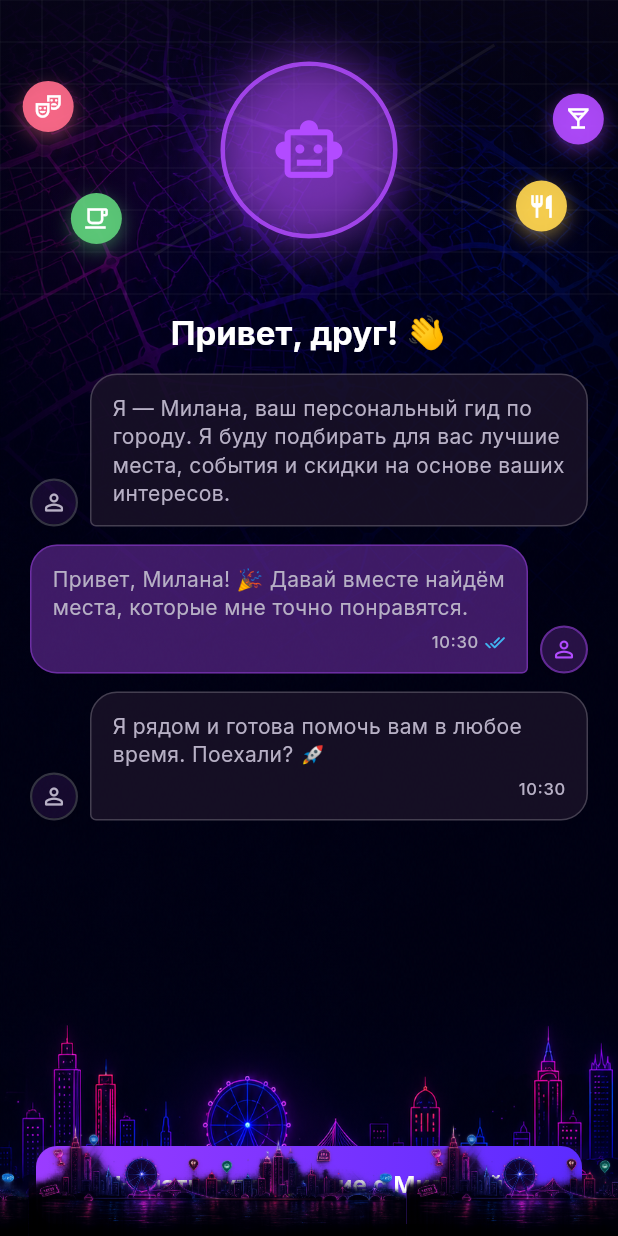
After one commit to itskovichanton/city-vibe, a Flutter app: the MilanaGreetingScreen screen opened by its route, on a phone screen of 412 x 824 dp. The commit adds this screen. Run offline on Flutter 3.47's test engine with Material 3 defaults, Android fonts, the phone set to English and light mode, and no system bars; our stand-ins replace cached_network_image, dio, flutter_riverpod, flutter_secure_storage, freezed_annotation, geolocator and 7 more; missing offline and left inert: audio_session, talker_dio_logger; accounts and stored records are empty; network calls fail; statements that could not run were skipped.

Commit message:
чат сделан (альфа)

```diff
--- /dev/null
+++ b/dart/flutter/lib/features/chat/chat.dart
@@ -0,0 +1,6 @@
+/// Публичный API фичи chat.
+library;
+
+export 'domain/chat_models.dart';
+export 'presentation/widgets/chat_bubble.dart';
+export 'presentation/widgets/chat_view.dart';
--- /dev/null
+++ b/dart/flutter/lib/features/chat/presentation/widgets/chat_view.dart
@@ -0,0 +1,71 @@
+import 'package:city_vibe/features/chat/domain/chat_models.dart';
+import 'package:city_vibe/features/chat/presentation/widgets/chat_bubble.dart';
+import 'package:flutter/material.dart';
+
+/// Лента сообщений чата с настройками отображения.
+///
+/// Сейчас — read-only список пузырей. Позже сюда добавим input, pagination,
+/// typing indicators и т.д., не меняя экраны-потребители.
+class ChatView extends StatelessWidget {
+  const ChatView({
+    super.key,
+    required this.messages,
+    required this.currentUserId,
+    required this.settings,
+    this.padding = const EdgeInsets.fromLTRB(20, 0, 20, 0),
+    this.controller,
+    this.loading = false,
+    this.loadingIndicator,
+    this.reverse = false,
+  });
+
+  final List<ChatMessage> messages;
+  final int currentUserId;
+  final ChatDisplaySettings settings;
+  final EdgeInsetsGeometry padding;
+  final ScrollController? controller;
+  final bool loading;
+  final Widget? loadingIndicator;
+  final bool reverse;
+
+  @override
+  Widget build(BuildContext context) {
+    return ListView.builder(
+      controller: controller,
+      reverse: reverse,
+      padding: padding,
+      itemCount: _itemCount,
+      itemBuilder: (context, index) {
+        if (_showsLoadingIndicator && index == 0) {
+          return loadingIndicator ?? _defaultLoadingIndicator();
+        }
+
+        final messageIndex = _showsLoadingIndicator ? index - 1 : index;
+        final message = messages[messageIndex];
+        return ChatBubble(
+          key: ValueKey('chat-message-${message.author.id}-$messageIndex'),
+          message: message,
+          currentUserId: currentUserId,
+          settings: settings,
+        );
+      },
+    );
+  }
+
+  int get _itemCount => messages.length + (_showsLoadingIndicator ? 1 : 0);
+
+  bool get _showsLoadingIndicator => loading;
+
+  Widget _defaultLoadingIndicator() {
+    return const Padding(
+      padding: EdgeInsets.only(bottom: 16),
+      child: Center(
+        child: SizedBox(
+          width: 24,
+          height: 24,
+          child: CircularProgressIndicator(strokeWidth: 2),
+        ),
+      ),
+    );
+  }
+}
--- a/dart/flutter/lib/features/onboarding/presentation/milana_greeting_screen.dart
+++ b/dart/flutter/lib/features/onboarding/presentation/milana_greeting_screen.dart
@@ -1,18 +1,16 @@
 import 'dart:async';
 
 import 'package:city_vibe/core/api/models/user_models.dart';
+import 'package:city_vibe/core/audio/ambient_music.dart';
 import 'package:city_vibe/core/milana/milana_account.dart';
-import 'package:city_vibe/core/audio/ambient_music.dart';
 import 'package:city_vibe/core/router/app_router.dart';
 import 'package:city_vibe/core/user/user_providers.dart';
 import 'package:city_vibe/features/auth/presentation/widgets/login_background.dart';
 import 'package:city_vibe/features/auth/presentation/widgets/scrolling_city_decor_bar.dart';
 import 'package:city_vibe/features/auth/presentation/widgets/gradient_button.dart';
-import 'package:city_vibe/features/chat/domain/chat_models.dart';
-import 'package:city_vibe/features/chat/presentation/widgets/chat_bubble.dart';
+import 'package:city_vibe/features/chat/chat.dart';
 import 'package:city_vibe/features/onboarding/onboarding_providers.dart';
 import 'package:city_vibe/features/onboarding/presentation/widgets/milana_hero_header.dart';
-import 'package:city_vibe/theme/app_colors.dart';
 import 'package:flutter/material.dart';
 import 'package:flutter_riverpod/flutter_riverpod.dart';
 import 'package:go_router/go_router.dart';
@@ -24,15 +22,25 @@ class MilanaGreetingScreen extends ConsumerWidget {
 
   static const _bottomReserve = 200.0;
 
+  static const _chatSettings = ChatDisplaySettings(
+    showAvatars: true,
+    showAuthorNames: false,
+    showCurrentUserAvatar: true,
+  );
+
   @override
   Widget build(BuildContext context, WidgetRef ref) {
     final user = ref.watch(currentUserProvider).valueOrNull;
     final milanaAsync = ref.watch(milanaAccountProvider);
     final textTheme = Theme.of(context).textTheme;
     final userName = user?.name ?? 'друг';
-    final timeLabel = DateFormat('HH:mm').format(DateTime.now());
     final milana = milanaAsync.valueOrNull;
     final categoryCodes = user?.favoriteCategories ?? const [];
+    final messages = _milanaGreetingMessages(
+      milana: milana,
+      user: user,
+      timeLabel: DateFormat('HH:mm').format(DateTime.now()),
+    );
 
     return Scaffold(
       body: Stack(
@@ -56,11 +64,17 @@ class MilanaGreetingScreen extends ConsumerWidget {
                 ),
                 const SizedBox(height: 12),
                 Expanded(
-                  child: _ChatBody(
-                    milana: milana,
-                    user: user,
-                    timeLabel: timeLabel,
-                    loadingMilana: milanaAsync.isLoading,
+                  child: ChatView(
+                    messages: messages,
+                    currentUserId: user?.id ?? 0,
+                    settings: _chatSettings,
+                    loading: milanaAsync.isLoading && milana == null,
+                    padding: const EdgeInsets.fromLTRB(
+                      20,
+                      0,
+                      20,
+                      _bottomReserve,
+                    ),
                   ),
                 ),
                 Padding(
@@ -77,7 +91,6 @@ class MilanaGreetingScreen extends ConsumerWidget {
                     },
                   ),
                 ),
-
               ],
             ),
           ),
@@ -91,62 +104,27 @@ class MilanaGreetingScreen extends ConsumerWidget {
   }
 }
 
-class _ChatBody extends StatelessWidget {
-  const _ChatBody({
-    required this.milana,
-    required this.user,
-    required this.timeLabel,
-    required this.loadingMilana,
-  });
-
-  static const _settings = ChatDisplaySettings(
-    showAvatars: true,
-    showAuthorNames: false,
-    showCurrentUserAvatar: true,
-  );
-
-  final MilanaAccount? milana;
-  final UserProfile? user;
-  final String timeLabel;
-  final bool loadingMilana;
-
-  @override
-  Widget build(BuildContext context) {
-    final currentUserId = user?.id ?? 0;
+List<ChatMessage> _milanaGreetingMessages({
+  required MilanaAccount? milana,
+  required UserProfile? user,
+  required String timeLabel,
+}) {
   final milanaAuthor = milana != null
-        ? ChatMessageAuthor.fromMilanaAccount(milana!)
+      ? ChatMessageAuthor.fromMilanaAccount(milana)
       : const ChatMessageAuthor(id: 40, name: 'Милана');
   final userAuthor = user != null
-        ? ChatMessageAuthor.fromUserProfile(user!)
+      ? ChatMessageAuthor.fromUserProfile(user)
       : const ChatMessageAuthor(id: 0, name: 'Вы');
 
-    return ListView(
-      padding: const EdgeInsets.fromLTRB(20, 0, 20, MilanaGreetingScreen._bottomReserve),
-      children: [
-        if (loadingMilana && milana == null)
-          const Padding(
-            padding: EdgeInsets.only(bottom: 16),
-            child: Center(
-              child: SizedBox(
-                width: 24,
-                height: 24,
-                child: CircularProgressIndicator(strokeWidth: 2),
-              ),
-            ),
-          ),
-        ChatBubble(
-          message: ChatMessage(
+  return [
+    ChatMessage(
       author: milanaAuthor,
       text:
           'Я — ${milanaAuthor.name}, ваш персональный гид по городу. '
           'Я буду подбирать для вас лучшие места, события и скидки '
           'на основе ваших интересов.',
     ),
-          currentUserId: currentUserId,
-          settings: _settings,
-        ),
-        ChatBubble(
-          message: ChatMessage(
+    ChatMessage(
       author: userAuthor,
       text:
           'Привет, Милана! 🎉 '
@@ -154,19 +132,10 @@ class _ChatBody extends StatelessWidget {
       time: timeLabel,
       showReadReceipt: true,
     ),
-          currentUserId: currentUserId,
-          settings: _settings,
-        ),
-        ChatBubble(
-          message: ChatMessage(
+    ChatMessage(
       author: milanaAuthor,
       text: 'Я рядом и готова помочь вам в любое время. Поехали? 🚀',
       time: timeLabel,
     ),
-          currentUserId: currentUserId,
-          settings: _settings,
-        ),
-      ],
-    );
+  ];
 }
-}
```
Also changed, not shown: 1 other file. Lines whose indentation alone changed are shown as unchanged.
